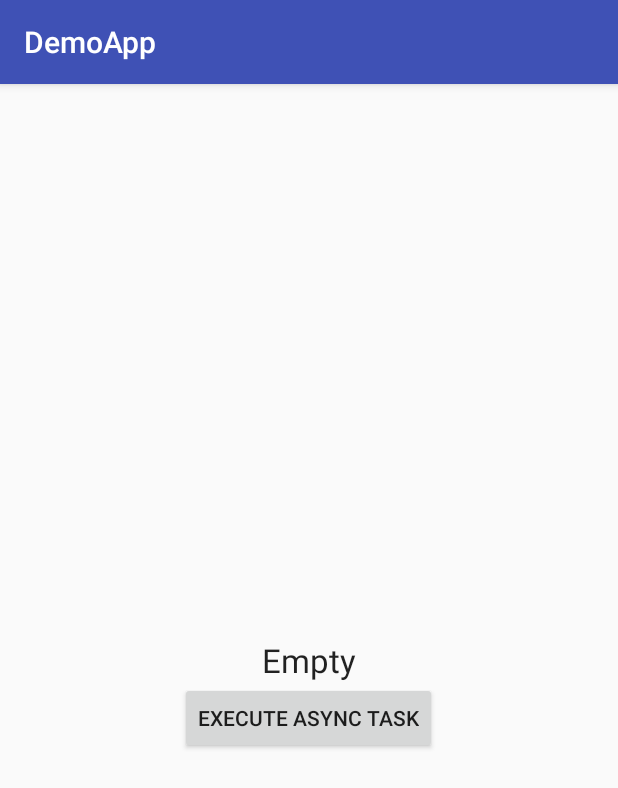
After one commit to rimasg/DemoApp, an Android app: the AsyncTaskActivity screen opened directly, with no data from a screen before it, on a phone screen of 412 x 824 dp. The commit adds this screen. Shown: the top 788 px of the screen. Run offline under Robolectric (Android 15) with nearby library versions, the phone set to English and light mode, and no system bars.

Commit message:
Generic AsyncTask

```diff
--- a/app/src/main/AndroidManifest.xml
+++ b/app/src/main/AndroidManifest.xml
@@ -106,6 +106,8 @@
             android:label="@string/title_activity_translation"
             android:theme="@style/AppTheme.NoActionBar">
         </activity>
+        <activity android:name=".async.AsyncTaskActivity">
+        </activity>
     </application>
 
 </manifest>
--- /dev/null
+++ b/app/src/main/java/com/sid/demoapp/async/AsyncTaskActivity.java
@@ -0,0 +1,34 @@
+package com.sid.demoapp.async;
+
+import android.os.Bundle;
+import android.support.v7.app.AppCompatActivity;
+import android.view.View;
+import android.widget.Button;
+import android.widget.TextView;
+
+import com.sid.demoapp.R;
+
+public class AsyncTaskActivity extends AppCompatActivity implements View.OnClickListener{
+
+    private TextView tvResult;
+
+    @Override
+    protected void onCreate(Bundle savedInstanceState) {
+        super.onCreate(savedInstanceState);
+        setContentView(R.layout.activity_async_task);
+
+        tvResult = (TextView) findViewById(R.id.result_text);
+        final Button btnAsyncTask = (Button) findViewById(R.id.action_async_task);
+        btnAsyncTask.setOnClickListener(this);
+
+    }
+
+    @Override
+    public void onClick(View v) {
+        switch (v.getId()) {
+            case R.id.action_async_task:
+                new GenericAsyncTask<>(new GenericAsyncTaskOpsImpl(tvResult)).execute();
+                break;
+        }
+    }
+}
--- /dev/null
+++ b/app/src/main/res/layout/activity_async_task.xml
@@ -0,0 +1,30 @@
+<?xml version="1.0" encoding="utf-8"?>
+<RelativeLayout
+    android:id="@+id/activity_async_task"
+    xmlns:android="http://schemas.android.com/apk/res/android"
+    xmlns:tools="http://schemas.android.com/tools"
+    android:layout_width="match_parent"
+    android:layout_height="match_parent"
+    android:paddingBottom="@dimen/activity_vertical_margin"
+    android:paddingLeft="@dimen/activity_horizontal_margin"
+    android:paddingRight="@dimen/activity_horizontal_margin"
+    android:paddingTop="@dimen/activity_vertical_margin"
+    tools:context="com.sid.demoapp.async.AsyncTaskActivity">
+
+    <TextView
+        android:id="@+id/result_text"
+        android:text="Empty"
+        android:textAppearance="@style/Base.TextAppearance.AppCompat.Large"
+        android:layout_centerInParent="true"
+        android:layout_width="wrap_content"
+        android:layout_height="wrap_content"/>
+
+    <Button
+        android:id="@+id/action_async_task"
+        android:text="Execute Async Task"
+        android:layout_width="wrap_content"
+        android:layout_height="wrap_content"
+        android:layout_below="@+id/result_text"
+        android:layout_centerHorizontal="true"/>
+
+</RelativeLayout>
```
Also changed, not shown: app/src/main/java/com/sid/demoapp/OtherFragment.java (+13 -0 lines), app/src/main/java/com/sid/demoapp/async/GenericAsyncTask.java (added, +32 -0 lines), app/src/main/java/com/sid/demoapp/async/GenericAsyncTaskOps.java (added, +11 -0 lines), app/src/main/java/com/sid/demoapp/async/GenericAsyncTaskOpsImpl.java (added, +36 -0 lines), app/src/main/res/layout/fragment_other.xml (+7 -0 lines).
